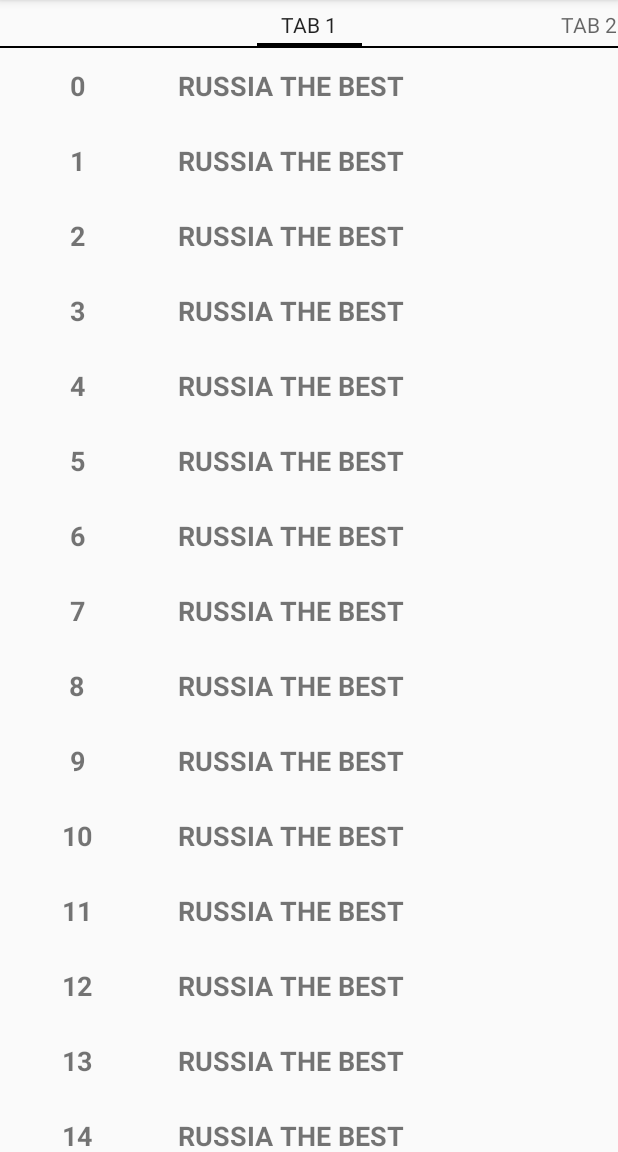
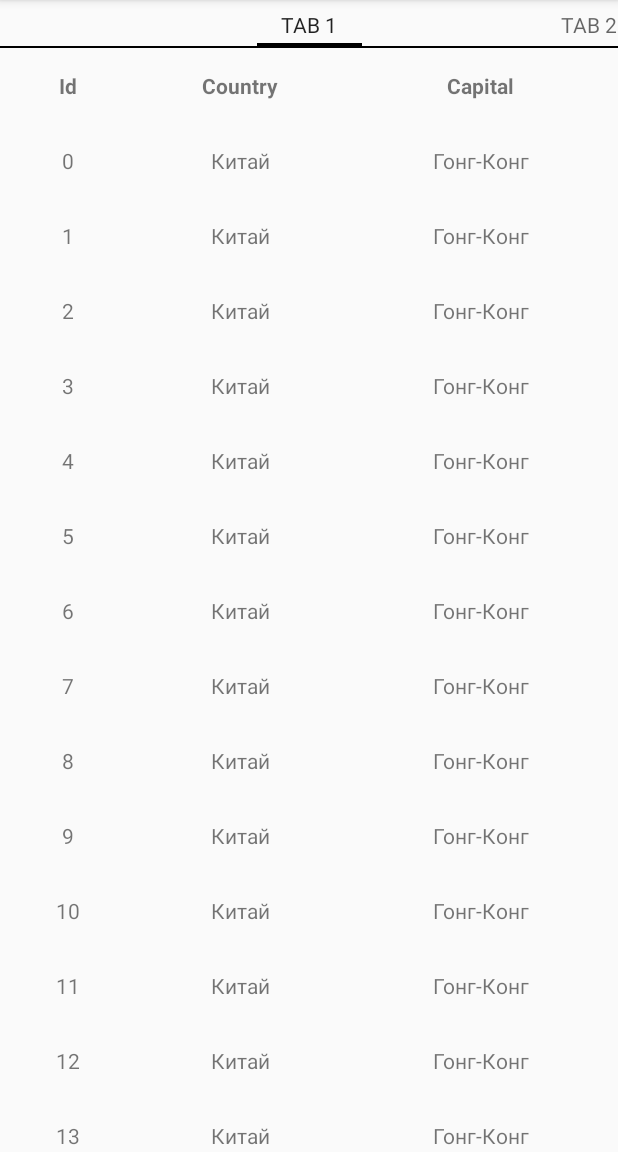
Before and after one commit to Ke4nuReeves/RITGTestTask, an Android app: the screen it shows after launch (MainActivity), on a phone screen of 412 x 824 dp, the part 84-1236 px from its top. Run offline under Robolectric (Android 15) with nearby library versions, the phone set to English and light mode, and no system bars; libraries missing offline, so code that uses them is left out: org.springframework.core, org.springframework.http, org.springframework.web; 3 statements that could not run were skipped.

```diff
--- a/app/src/main/AndroidManifest.xml
+++ b/app/src/main/AndroidManifest.xml
@@ -1,6 +1,7 @@
 <?xml version="1.0" encoding="utf-8"?>
 <manifest xmlns:android="http://schemas.android.com/apk/res/android"
     package="com.dmitriytitov.ritgtesttask">
+    <uses-permission android:name="android.permission.INTERNET" />
 
     <application
         android:allowBackup="true"
--- /dev/null
+++ b/app/src/main/java/com/dmitriytitov/ritgtesttask/Country.java
@@ -0,0 +1,46 @@
+package com.dmitriytitov.ritgtesttask;
+
+/**
+ * Created by Dmitriy Titov on 16.06.2017.
+ */
+
+public class Country {
+
+    private long id;
+    private String name;
+    private String capitalName;
+
+    public Country() {
+
+    }
+
+    public Country(long id, String name, String capitalName) {
+        this.id = id;
+        this.name = name;
+        this.capitalName = capitalName;
+    }
+
+    public long getId() {
+        return id;
+    }
+
+    public String getName() {
+        return name;
+    }
+
+    public String getCapitalName() {
+        return capitalName;
+    }
+
+    public void setId(long id) {
+        this.id = id;
+    }
+
+    public void setName(String name) {
+        this.name = name;
+    }
+
+    public void setCapitalName(String capitalName) {
+        this.capitalName = capitalName;
+    }
+}
--- a/app/src/main/java/com/dmitriytitov/ritgtesttask/DataListItem.java
+++ /dev/null
@@ -1,23 +0,0 @@
-package com.dmitriytitov.ritgtesttask;
-
-/**
- * Created by Dmitriy Titov on 16.06.2017.
- */
-
-public class DataListItem {
-    private long id;
-    private String stringData;
-
-    DataListItem(long id, String stringData) {
-        this.id = id;
-        this.stringData = stringData;
-    }
-
-    public long getId() {
-        return id;
-    }
-
-    public String getStringData() {
-        return stringData;
-    }
-}
--- a/app/src/main/java/com/dmitriytitov/ritgtesttask/MainActivity.java
+++ b/app/src/main/java/com/dmitriytitov/ritgtesttask/MainActivity.java
@@ -6,6 +6,9 @@ import android.support.v4.app.FragmentPagerAdapter;
 import android.support.v4.view.ViewPager;
 import android.support.v7.app.AppCompatActivity;
 import android.os.Bundle;
+
+import com.dmitriytitov.ritgtesttask.data.DataLoader;
+import com.dmitriytitov.ritgtesttask.fragments.DataListFragment;
 
 public class MainActivity extends AppCompatActivity{
 
--- a/app/src/main/java/com/dmitriytitov/ritgtesttask/DataLoader.java
+++ b/app/src/main/java/com/dmitriytitov/ritgtesttask/data/DataLoader.java
@@ -1,4 +1,4 @@
-package com.dmitriytitov.ritgtesttask;
+package com.dmitriytitov.ritgtesttask.data;
 
 import android.content.Context;
 import android.database.Cursor;
@@ -7,7 +7,17 @@ import android.database.sqlite.SQLiteException;
 import android.database.sqlite.SQLiteOpenHelper;
 import android.os.AsyncTask;
 import android.support.v7.widget.RecyclerView;
+import android.util.Log;
 import android.widget.Toast;
+
+import com.dmitriytitov.ritgtesttask.Constants;
+import com.dmitriytitov.ritgtesttask.Country;
+import com.dmitriytitov.ritgtesttask.fragments.RecyclerViewAdapter;
+
+import org.springframework.core.ParameterizedTypeReference;
+import org.springframework.http.HttpMethod;
+import org.springframework.http.ResponseEntity;
+import org.springframework.web.client.RestTemplate;
 
 import java.util.ArrayList;
 import java.util.List;
@@ -23,38 +33,56 @@ public class DataLoader {
     private Context context;
     private RecyclerView recyclerView;
     private RequestType requestType;
-    private List<DataListItem> dataList;
+    private List<Country> countryList;
 
-    DataLoader(Context context, RecyclerView recyclerView, RequestType requestType) {
+    public DataLoader(Context context, RecyclerView recyclerView, RequestType requestType) {
         this.context = context;
         this.recyclerView = recyclerView;
         this.requestType = requestType;
-        this.dataList = new ArrayList<>();
+        //TODO delete initialization here
+        this.countryList = new ArrayList<>();
     }
 
 
     public void requestData() {
         switch (requestType) {
+            /*case COMBINED:
+                new DBSync().execute();
+                break;*/
+            case HTTP:
+                new HttpRequest().execute();
+                break;
             case SQLITE:
                 new SQLiteRequest().execute();
                 break;
             default:
                 for (int i = 0; i < 19; i++) {
-                    dataList.add(new DataListItem(i,"RUSSIA THE BEST"));
+                    countryList.add(new Country(i,"Китай", "Гонг-Конг"));
                 }
-                RecyclerViewAdapter rvAdapter = new RecyclerViewAdapter(dataList);
+                RecyclerViewAdapter rvAdapter = new RecyclerViewAdapter(countryList);
                 recyclerView.setAdapter(rvAdapter);
         }
     }
 
-    private class ServerRequest extends AsyncTask<Void,Void,Boolean> {
+    private class HttpRequest extends AsyncTask<Void,Void,Void> {
+
         @Override
-        protected Boolean doInBackground(Void... params) {
+        protected Void doInBackground(Void... params) {
+            RestTemplate template = new RestTemplate();
+            ResponseEntity<List<Country>> response = template.exchange(Constants.URL.GET_COUNTRY_ITEMS,
+                    HttpMethod.GET, null, new ParameterizedTypeReference<List<Country>>() {});
+            countryList = response.getBody();
             return null;
+        }
+
+        @Override
+        protected void onPostExecute(Void v) {
+            RecyclerViewAdapter rvAdapter = new RecyclerViewAdapter(countryList);
+            recyclerView.setAdapter(rvAdapter);
         }
     }
 
-    private class Synchronizer extends AsyncTask<Void,Void,Boolean> {
+    private class DBSync extends AsyncTask<Void,Void,Boolean> {
         @Override
         protected Boolean doInBackground(Void... params) {
             return null;
@@ -69,21 +97,23 @@ public class DataLoader {
             try {
                 SQLiteDatabase db = dbHelper.getReadableDatabase();
 
-                Cursor cursor = db.query(DBHelper.DATA_LIST,
+                Cursor cursor = db.query(DBHelper.COUNTRY_LIST,
                         null, null, null, null, null,
                         "_id");
 
                 if(cursor.moveToFirst()){
                     do{
                         int id = cursor.getInt(cursor.getColumnIndex(DBHelper.ID));
-                        String stringData = cursor.getString(cursor.getColumnIndex(DBHelper.STRING_DATA));
-                        dataList.add(new DataListItem(id, stringData));
+                        String countryName = cursor.getString(cursor.getColumnIndex(DBHelper.COUNTRY_NAME));
+                        String capitalName = cursor.getString(cursor.getColumnIndex(DBHelper.CAPITAL_NAME));
+                        countryList.add(new Country(id, countryName, capitalName));
                     }while (cursor.moveToNext());
                 }
                 cursor.close();
                 db.close();
                 return true;
             } catch (SQLiteException ex) {
+                Log.d("log", ex.getMessage());
                 return false;
             }
         }
@@ -94,7 +124,7 @@ public class DataLoader {
                 Toast toast = Toast.makeText(context, "Database unavailable", Toast.LENGTH_SHORT);
                 toast.show();
             } else {
-                RecyclerViewAdapter rvAdapter = new RecyclerViewAdapter(dataList);
+                RecyclerViewAdapter rvAdapter = new RecyclerViewAdapter(countryList);
                 recyclerView.setAdapter(rvAdapter);
             }
         }
--- a/app/src/main/java/com/dmitriytitov/ritgtesttask/DataListFragment.java
+++ b/app/src/main/java/com/dmitriytitov/ritgtesttask/fragments/DataListFragment.java
@@ -1,4 +1,4 @@
-package com.dmitriytitov.ritgtesttask;
+package com.dmitriytitov.ritgtesttask.fragments;
 
 import android.os.Bundle;
 import android.support.v4.app.Fragment;
@@ -7,6 +7,9 @@ import android.support.v7.widget.RecyclerView;
 import android.view.LayoutInflater;
 import android.view.View;
 import android.view.ViewGroup;
+
+import com.dmitriytitov.ritgtesttask.data.DataLoader;
+import com.dmitriytitov.ritgtesttask.R;
 
 public class DataListFragment extends Fragment {
 
--- a/app/src/main/java/com/dmitriytitov/ritgtesttask/RecyclerViewAdapter.java
+++ b/app/src/main/java/com/dmitriytitov/ritgtesttask/fragments/RecyclerViewAdapter.java
@@ -1,4 +1,4 @@
-package com.dmitriytitov.ritgtesttask;
+package com.dmitriytitov.ritgtesttask.fragments;
 
 import android.support.v7.widget.RecyclerView;
 import android.view.LayoutInflater;
@@ -7,6 +7,9 @@ import android.view.ViewGroup;
 import android.widget.LinearLayout;
 import android.widget.TextView;
 
+import com.dmitriytitov.ritgtesttask.Country;
+import com.dmitriytitov.ritgtesttask.R;
+
 import java.util.List;
 
 /**
@@ -14,9 +17,9 @@ import java.util.List;
  */
 
 public class RecyclerViewAdapter extends RecyclerView.Adapter<RecyclerViewAdapter.ViewHolder> {
-    private List<DataListItem> items;
+    private List<Country> items;
 
-    RecyclerViewAdapter(List<DataListItem> items) {
+    public RecyclerViewAdapter(List<Country> items) {
         this.items = items;
     }
 
@@ -41,9 +44,11 @@ public class RecyclerViewAdapter extends RecyclerView.Adapter<RecyclerViewAdapte
     public void onBindViewHolder(ViewHolder holder, int position) {
 
         TextView idTextView = (TextView) holder.itemLayout.findViewById(R.id.id_text_view);
-        TextView stringDataTextView = (TextView) holder.itemLayout.findViewById(R.id.string_data_text_view);
+        TextView countryNameTextView = (TextView) holder.itemLayout.findViewById(R.id.country_name_text_view);
+        TextView capitalNameTextView = (TextView) holder.itemLayout.findViewById(R.id.capital_name_text_view);
         idTextView.setText(String.valueOf(items.get(position).getId()));
-        stringDataTextView.setText(items.get(position).getStringData());
+        countryNameTextView.setText(items.get(position).getName());
+        capitalNameTextView.setText(items.get(position).getCapitalName());
     }
 
     @Override
--- a/app/src/main/res/layout/fragment_data_list.xml
+++ b/app/src/main/res/layout/fragment_data_list.xml
@@ -1,8 +1,42 @@
-<FrameLayout xmlns:android="http://schemas.android.com/apk/res/android"
+<LinearLayout xmlns:android="http://schemas.android.com/apk/res/android"
     xmlns:tools="http://schemas.android.com/tools"
     android:layout_width="match_parent"
     android:layout_height="match_parent"
-    tools:context="com.dmitriytitov.ritgtesttask.DataListFragment">
+    android:orientation="vertical"
+    tools:context="com.dmitriytitov.ritgtesttask.fragments.DataListFragment">
+
+    <LinearLayout
+        android:layout_width="match_parent"
+        android:layout_height="50dp"
+        android:orientation="horizontal">
+
+        <TextView
+            android:layout_width="0dp"
+            android:layout_height="match_parent"
+            android:layout_weight="2"
+            android:gravity="center"
+            android:textStyle="bold"
+            android:text="@string/id_column"
+            />
+
+        <TextView
+            android:layout_width="0dp"
+            android:layout_height="match_parent"
+            android:layout_weight="3"
+            android:gravity="center"
+            android:textStyle="bold"
+            android:text="@string/country_column"
+            />
+
+        <TextView
+            android:layout_width="0dp"
+            android:layout_height="match_parent"
+            android:layout_weight="4"
+            android:gravity="center"
+            android:textStyle="bold"
+            android:text="@string/capital_column"
+            />
+    </LinearLayout>
 
     <android.support.v7.widget.RecyclerView
         android:id="@+id/recycler_view"
@@ -10,4 +44,4 @@
         android:layout_height="match_parent"
         android:scrollbars="vertical" />
 
-</FrameLayout>
+</LinearLayout>
--- a/app/src/main/res/layout/list_item.xml
+++ b/app/src/main/res/layout/list_item.xml
@@ -8,19 +8,24 @@
         android:id="@+id/id_text_view"
         android:layout_width="0dp"
         android:layout_height="match_parent"
-        android:layout_weight="1"
+        android:layout_weight="2"
         android:gravity="center"
-        android:textSize="18sp"
-        android:textStyle="bold" />
+    />
 
     <TextView
-        android:id="@+id/string_data_text_view"
+        android:id="@+id/country_name_text_view"
         android:layout_width="0dp"
         android:layout_height="match_parent"
         android:layout_weight="3"
-        android:gravity="center_vertical|start"
-        android:paddingLeft="16dp"
-        android:textSize="18sp"
-        android:textStyle="bold" />
+        android:gravity="center"
+        />
+
+    <TextView
+        android:id="@+id/capital_name_text_view"
+        android:layout_width="0dp"
+        android:layout_height="match_parent"
+        android:layout_weight="4"
+        android:gravity="center"
+        />
 
 </LinearLayout>
--- a/app/src/main/res/values/strings.xml
+++ b/app/src/main/res/values/strings.xml
@@ -6,4 +6,7 @@
     <string name="tab3_name">TAB 3</string>
     <string name="tab4_name">TAB 4</string>
     <string name="tab5_name">TAB 5</string>
+    <string name="id_column">Id</string>
+    <string name="country_column">Country</string>
+    <string name="capital_column">Capital</string>
 </resources>
```
Also changed, not shown: app/build.gradle (+20 -0 lines), app/src/main/java/com/dmitriytitov/ritgtesttask/Constants.java (added, +13 -0 lines), app/src/main/java/com/dmitriytitov/ritgtesttask/data/DBHelper.java (renamed from app/src/main/java/com/dmitriytitov/ritgtesttask/DBHelper.java, +10 -8 lines).
